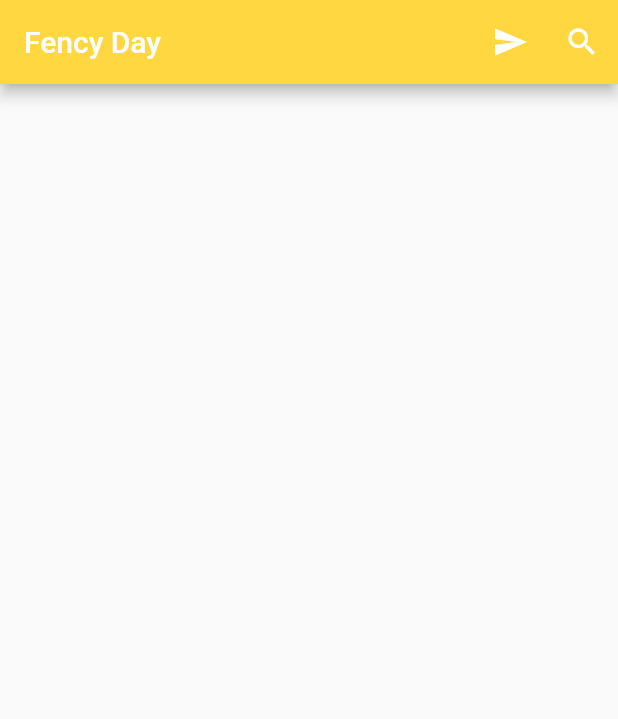
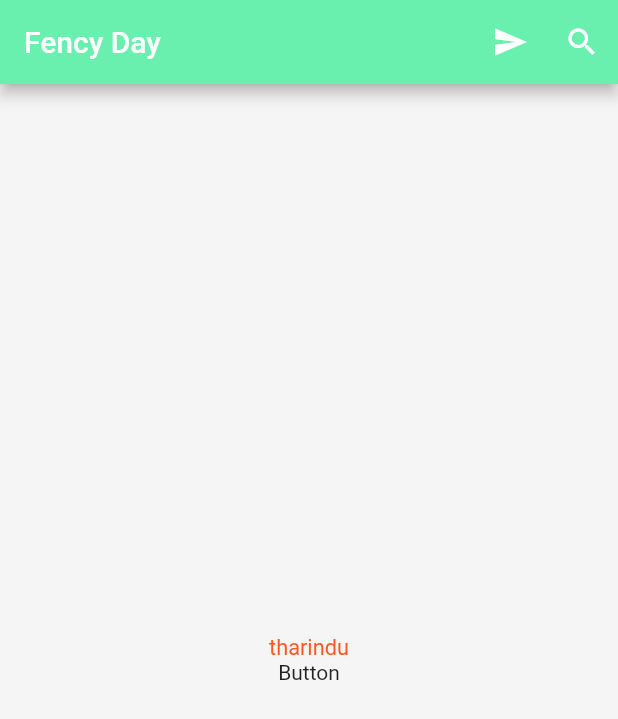
Before and after one commit to tharindu97/Flutter, a Flutter app: the screen it shows after launch, on a phone screen of 412 x 824 dp. Shown: the top 719 px of the screen. Run offline on Flutter 3.47's test engine with Material 2 defaults, Android fonts, the phone set to English and light mode, and no system bars.

Commit message:
081 InkWell Widget and EventListeners - Tap

```diff
--- a/step1/lib/ui/home.dart
+++ b/step1/lib/ui/home.dart
@@ -10,7 +10,7 @@ class Home extends StatelessWidget{
     // TODO: implement build
     return new Scaffold(
       appBar: new AppBar(
-        backgroundColor: Colors.amberAccent,
+        backgroundColor: Colors.greenAccent,
         title: new Text("Fency Day"),
         actions: <Widget>[
           new IconButton(
@@ -22,6 +22,30 @@ class Home extends StatelessWidget{
             onPressed: _onPress,
           )
         ],
+      ),
+
+
+      //other
+      backgroundColor: Colors.grey.shade100,
+      body: new Container(
+        alignment: Alignment.center,
+        child: new Column(
+          mainAxisAlignment: MainAxisAlignment.center,
+          children: <Widget>[
+            new Text("tharindu",
+            style: new TextStyle(
+              fontSize: 14.5,
+              fontWeight: FontWeight.w400,
+              color: Colors.deepOrange
+            ),
+            ),
+
+            new InkWell(
+              child: new Text("Button"),
+              onTap: ()=>debugPrint("Button Tapped"),
+            )
+          ],
+        ),
       ),
     );
     /*
```
